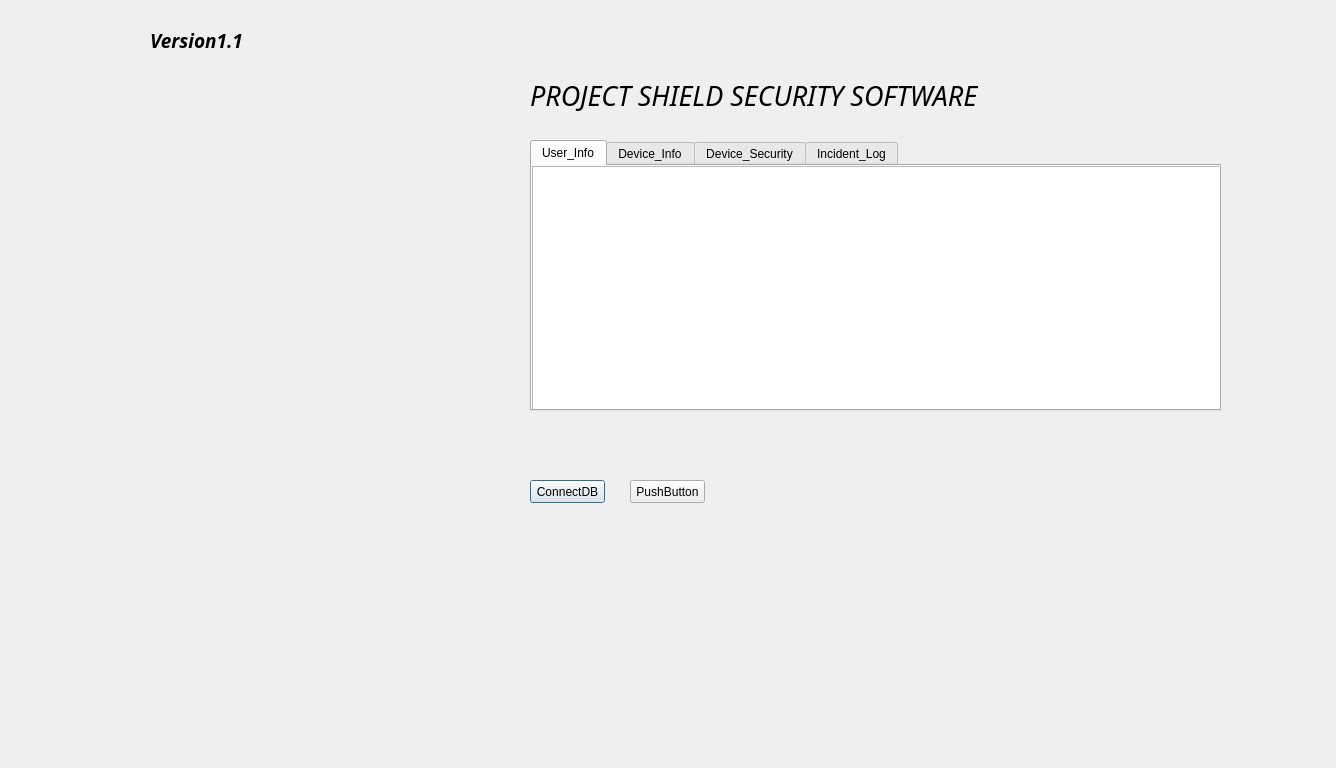
The window that Project_Shield_Software_Version1_1/secondwindow.ui (JohanFick/SecuritySoftwareProgram) describes before a commit, drawn with Qt 5.
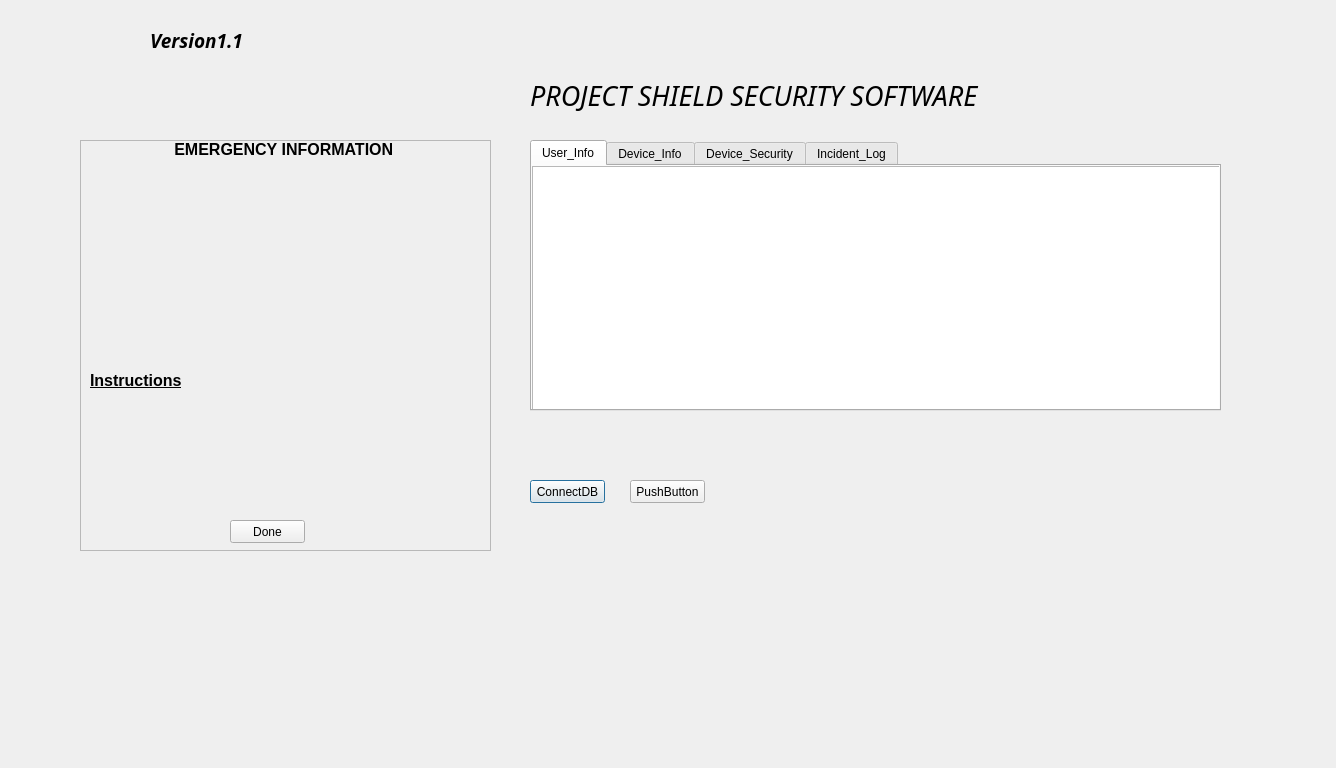
The same window after the commit. Icons and pictures are not drawn.

What changed in the file:
```diff
--- a/Project_Shield_Software_Version1_1/secondwindow.ui
+++ b/Project_Shield_Software_Version1_1/secondwindow.ui
@@ -176,6 +176,209 @@
     <string>PushButton</string>
    </property>
   </widget>
+  <widget class="QFrame" name="frame">
+   <property name="geometry">
+    <rect>
+     <x>80</x>
+     <y>140</y>
+     <width>411</width>
+     <height>411</height>
+    </rect>
+   </property>
+   <property name="frameShape">
+    <enum>QFrame::StyledPanel</enum>
+   </property>
+   <property name="frameShadow">
+    <enum>QFrame::Raised</enum>
+   </property>
+   <widget class="QLabel" name="labeInstructions">
+    <property name="geometry">
+     <rect>
+      <x>10</x>
+      <y>230</y>
+      <width>111</width>
+      <height>21</height>
+     </rect>
+    </property>
+    <property name="font">
+     <font>
+      <pointsize>12</pointsize>
+      <weight>75</weight>
+      <italic>false</italic>
+      <bold>true</bold>
+      <underline>true</underline>
+     </font>
+    </property>
+    <property name="text">
+     <string>Instructions</string>
+    </property>
+   </widget>
+   <widget class="QLabel" name="labelInstructionstext">
+    <property name="geometry">
+     <rect>
+      <x>0</x>
+      <y>260</y>
+      <width>381</width>
+      <height>101</height>
+     </rect>
+    </property>
+    <property name="font">
+     <font>
+      <pointsize>10</pointsize>
+     </font>
+    </property>
+    <property name="text">
+     <string/>
+    </property>
+   </widget>
+   <widget class="QPushButton" name="ButtonDone">
+    <property name="geometry">
+     <rect>
+      <x>150</x>
+      <y>380</y>
+      <width>75</width>
+      <height>23</height>
+     </rect>
+    </property>
+    <property name="text">
+     <string>Done</string>
+    </property>
+   </widget>
+   <widget class="QWidget" name="">
+    <property name="geometry">
+     <rect>
+      <x>10</x>
+      <y>0</y>
+      <width>459</width>
+      <height>219</height>
+     </rect>
+    </property>
+    <layout class="QVBoxLayout" name="verticalLayout">
+     <item>
+      <widget class="QLabel" name="labelTitle">
+       <property name="font">
+        <font>
+         <pointsize>12</pointsize>
+         <weight>75</weight>
+         <bold>true</bold>
+        </font>
+       </property>
+       <property name="text">
+        <string>                   EMERGENCY INFORMATION</string>
+       </property>
+      </widget>
+     </item>
+     <item>
+      <widget class="QLabel" name="labelName">
+       <property name="font">
+        <font>
+         <pointsize>10</pointsize>
+        </font>
+       </property>
+       <property name="text">
+        <string/>
+       </property>
+      </widget>
+     </item>
+     <item>
+      <widget class="QLabel" name="labelSurname">
+       <property name="font">
+        <font>
+         <pointsize>10</pointsize>
+        </font>
+       </property>
+       <property name="text">
+        <string/>
+       </property>
+      </widget>
+     </item>
+     <item>
+      <widget class="QLabel" name="labelTown">
+       <property name="font">
+        <font>
+         <pointsize>10</pointsize>
+        </font>
+       </property>
+       <property name="text">
+        <string/>
+       </property>
+      </widget>
+     </item>
+     <item>
+      <widget class="QLabel" name="labelStreetAdress">
+       <property name="font">
+        <font>
+         <pointsize>10</pointsize>
+        </font>
+       </property>
+       <property name="text">
+        <string/>
+       </property>
+      </widget>
+     </item>
+     <item>
+      <widget class="QLabel" name="labelAge">
+       <property name="font">
+        <font>
+         <pointsize>10</pointsize>
+        </font>
+       </property>
+       <property name="text">
+        <string/>
+       </property>
+      </widget>
+     </item>
+     <item>
+      <widget class="QLabel" name="labelSex">
+       <property name="font">
+        <font>
+         <pointsize>10</pointsize>
+        </font>
+       </property>
+       <property name="text">
+        <string/>
+       </property>
+      </widget>
+     </item>
+     <item>
+      <widget class="QLabel" name="labelContactNumber">
+       <property name="font">
+        <font>
+         <pointsize>10</pointsize>
+        </font>
+       </property>
+       <property name="text">
+        <string/>
+       </property>
+      </widget>
+     </item>
+     <item>
+      <widget class="QLabel" name="labelAlternateNumber">
+       <property name="font">
+        <font>
+         <pointsize>10</pointsize>
+        </font>
+       </property>
+       <property name="text">
+        <string/>
+       </property>
+      </widget>
+     </item>
+     <item>
+      <widget class="QLabel" name="labelEmalAdress">
+       <property name="font">
+        <font>
+         <pointsize>10</pointsize>
+        </font>
+       </property>
+       <property name="text">
+        <string/>
+       </property>
+      </widget>
+     </item>
+    </layout>
+   </widget>
+  </widget>
  </widget>
  <resources/>
  <connections/>
```
Left out of the diff: 5 changed lines with no effect on the pictures.
